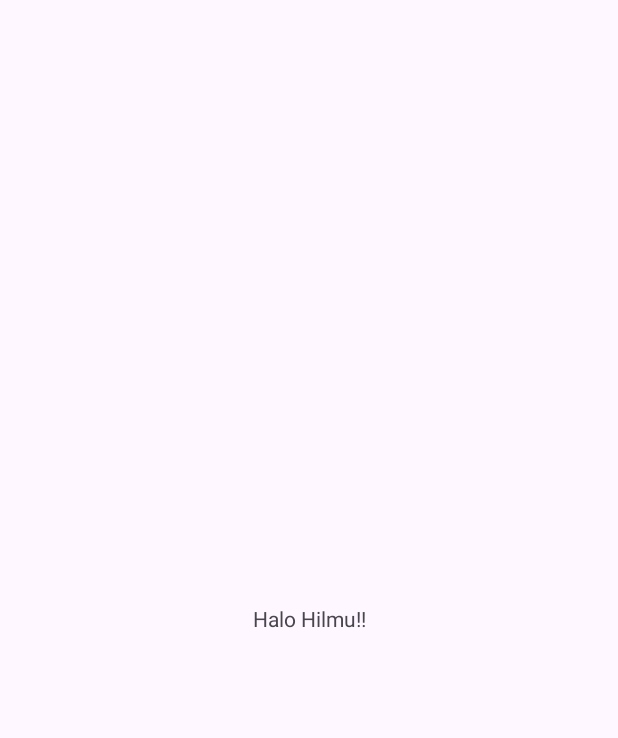
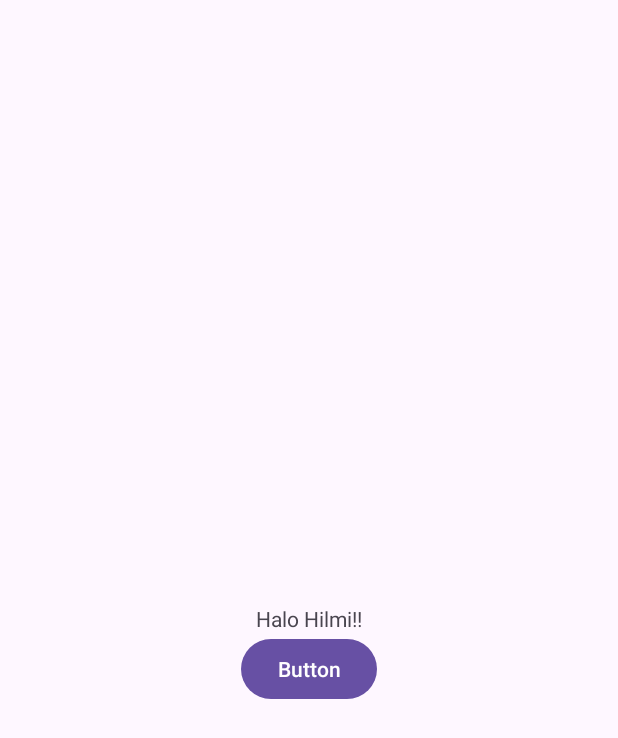
Before and after one commit to syamsudinhilmi/trashtech-project, an Android app: the screen it shows after launch (MainActivity), on a phone screen of 412 x 824 dp. Before the commit the part shown is almost empty. Shown: the top 738 px of the screen. Run offline under Robolectric (Android 15) with nearby library versions, the phone set to English and light mode, and no system bars.

Commit message:
tambah button 2

```diff
--- a/app/src/main/res/layout/activity_main.xml
+++ b/app/src/main/res/layout/activity_main.xml
@@ -7,12 +7,22 @@
 	tools:context=".MainActivity">
 
 	<TextView
+		android:id="@+id/textView"
 		android:layout_width="wrap_content"
 		android:layout_height="wrap_content"
-		android:text="Halo Hilmu!!"
+		android:text="Halo Hilmi!!"
 		app:layout_constraintBottom_toBottomOf="parent"
 		app:layout_constraintEnd_toEndOf="parent"
 		app:layout_constraintStart_toStartOf="parent"
 		app:layout_constraintTop_toTopOf="parent" />
 
+	<Button
+		android:id="@+id/button2"
+		android:layout_width="wrap_content"
+		android:layout_height="wrap_content"
+		app:layout_constraintTop_toBottomOf="@+id/textView"
+		app:layout_constraintStart_toStartOf="parent"
+		app:layout_constraintEnd_toEndOf="parent"
+		android:text="Button" />
+
 </androidx.constraintlayout.widget.ConstraintLayout>
```
